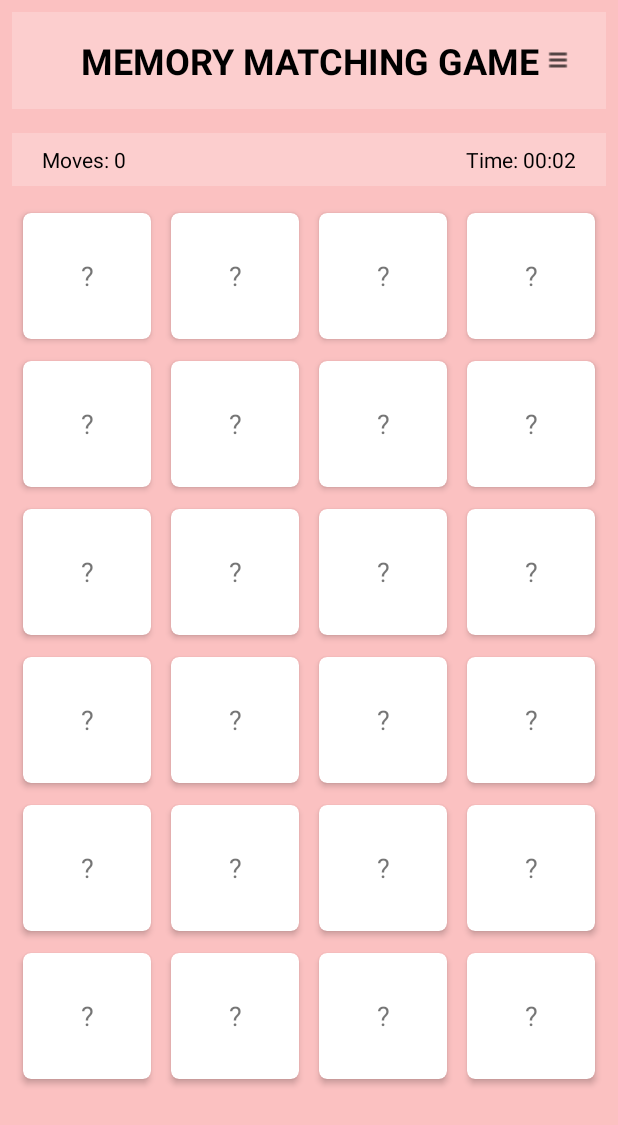
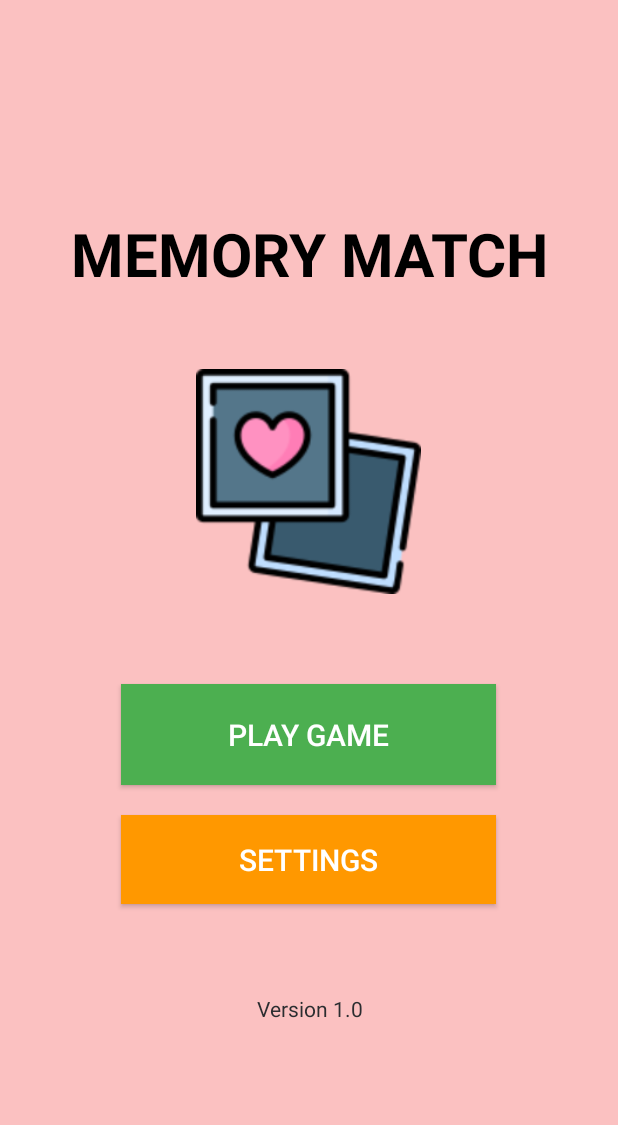
Before and after one commit to an-m1/EECS4443_MemoryGame, an Android app: the screen it shows after launch (MainActivity before the commit, HomeActivity after it), on a phone screen of 412 x 824 dp. Shown: the top 1125 px of the screen. Run offline under Robolectric (Android 15) with nearby library versions, the phone set to English and light mode, and no system bars; 1 statement that could not run was skipped.

Commit message:
Implement HomeActivity with layout and navigation buttons for Memory Card Game

```diff
--- a/MemoryCardGame/app/src/main/AndroidManifest.xml
+++ b/MemoryCardGame/app/src/main/AndroidManifest.xml
@@ -9,14 +9,18 @@
         android:supportsRtl="true"
         android:theme="@style/Theme.AppCompat.Light.NoActionBar">
 
+
         <activity
-            android:name=".MainActivity"
-            android:exported="true"
-            android:screenOrientation="portrait">
+            android:name=".HomeActivity"
+            android:exported="true">
             <intent-filter>
                 <action android:name="android.intent.action.MAIN" />
                 <category android:name="android.intent.category.LAUNCHER" />
             </intent-filter>
         </activity>
+
+        <activity android:name=".MainActivity"></activity>
+
+
     </application>
 </manifest>
--- a/MemoryCardGame/app/src/main/java/com/example/memorycardgame/HomeActivity.java
+++ b/MemoryCardGame/app/src/main/java/com/example/memorycardgame/HomeActivity.java
@@ -1,4 +1,53 @@
 package com.example.memorycardgame;
 
-public class HomeActivity {
+import android.content.Intent;
+import android.os.Bundle;
+import android.view.View;
+import android.widget.Button;
+import android.widget.Toast;
+import androidx.appcompat.app.AppCompatActivity;
+
+public class HomeActivity extends AppCompatActivity {
+
+    private Button playButton;
+    private Button highScoresButton;
+    private Button settingsButton;
+
+    @Override
+    protected void onCreate(Bundle savedInstanceState) {
+        super.onCreate(savedInstanceState);
+        setContentView(R.layout.activity_home);
+
+        // Initialize buttons
+        playButton = findViewById(R.id.playButton);
+        settingsButton = findViewById(R.id.settingsButton);
+
+        // Set click listeners
+        playButton.setOnClickListener(new View.OnClickListener() {
+            @Override
+            public void onClick(View v) {
+                // Start the game activity
+                Intent gameIntent = new Intent(HomeActivity.this, MainActivity.class);
+                startActivity(gameIntent);
+            }
+        });
+
+        highScoresButton.setOnClickListener(new View.OnClickListener() {
+            @Override
+            public void onClick(View v) {
+                // For now, just show a toast message
+                // Later you can create a HighScoreActivity
+                Toast.makeText(HomeActivity.this, "High Scores feature coming soon!", Toast.LENGTH_SHORT).show();
+            }
+        });
+
+        settingsButton.setOnClickListener(new View.OnClickListener() {
+            @Override
+            public void onClick(View v) {
+                // For now, just show a toast message
+                // Later you can create a SettingsActivity
+                Toast.makeText(HomeActivity.this, "Settings feature coming soon!", Toast.LENGTH_SHORT).show();
+            }
+        });
+    }
 }
--- a/MemoryCardGame/app/src/main/res/layout/activity_home.xml
+++ b/MemoryCardGame/app/src/main/res/layout/activity_home.xml
@@ -1,6 +1,63 @@
 <?xml version="1.0" encoding="utf-8"?>
-<androidx.constraintlayout.widget.ConstraintLayout xmlns:android="http://schemas.android.com/apk/res/android"
-             android:layout_width="match_parent"
-             android:layout_height="match_parent">
+<RelativeLayout xmlns:android="http://schemas.android.com/apk/res/android"
+    android:layout_width="match_parent"
+    android:layout_height="match_parent"
+    android:background="#3AFF0000">
 
-</androidx.constraintlayout.widget.ConstraintLayout>
+    <LinearLayout
+        android:layout_width="match_parent"
+        android:layout_height="match_parent"
+        android:orientation="vertical"
+        android:gravity="center"
+        android:padding="24dp">
+
+        <TextView
+            android:layout_width="match_parent"
+            android:layout_height="wrap_content"
+            android:text="MEMORY MATCH"
+            android:textSize="40sp"
+            android:textStyle="bold"
+            android:textColor="#000000"
+            android:gravity="center"
+            android:layout_marginBottom="50dp"/>
+
+        <ImageView
+            android:layout_width="150dp"
+            android:layout_height="150dp"
+            android:src="@drawable/logo"
+            android:layout_marginBottom="60dp"
+            android:contentDescription="Game Logo" />
+
+        <Button
+            android:id="@+id/playButton"
+            android:layout_width="250dp"
+            android:layout_height="wrap_content"
+            android:text="PLAY GAME"
+            android:textSize="20sp"
+            android:textColor="#FFFFFF"
+            android:background="#4CAF50"
+            android:padding="20dp"
+            android:layout_marginBottom="20dp"/>
+
+
+        <Button
+            android:id="@+id/settingsButton"
+            android:layout_width="250dp"
+            android:layout_height="wrap_content"
+            android:text="SETTINGS"
+            android:textSize="20sp"
+            android:textColor="#FFFFFF"
+            android:background="#FF9800"
+            android:padding="16dp"
+            android:layout_marginBottom="20dp"/>
+
+        <TextView
+            android:layout_width="match_parent"
+            android:layout_height="wrap_content"
+            android:text="Version 1.0"
+            android:textColor="#2B2D30"
+            android:gravity="center"
+            android:layout_marginTop="40dp"/>
+
+    </LinearLayout>
+</RelativeLayout>
--- a/MemoryCardGame/app/src/main/res/layout/activity_main.xml
+++ b/MemoryCardGame/app/src/main/res/layout/activity_main.xml
@@ -20,7 +20,7 @@
                 android:textSize="24sp"
                 android:textStyle="bold"
                 android:textColor="#000000"
-                android:gravity="center"
+                android:gravity="start"
                 android:padding="16dp"
                 android:background="#33FFFFFF"
                 android:layout_margin="8dp"/>
```
Also changed, not shown: MemoryCardGame/app/src/main/res/drawable/logo.png.
